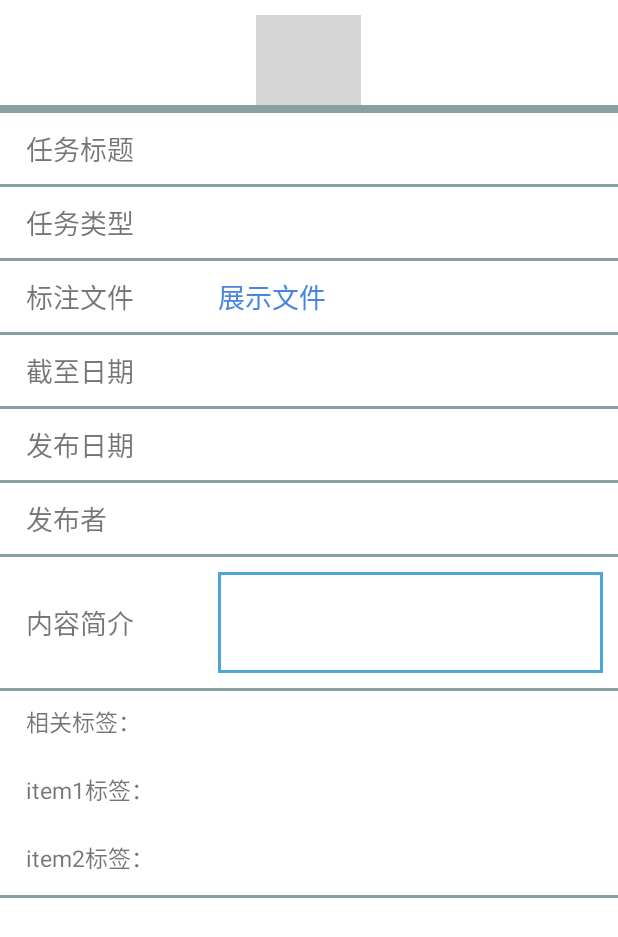
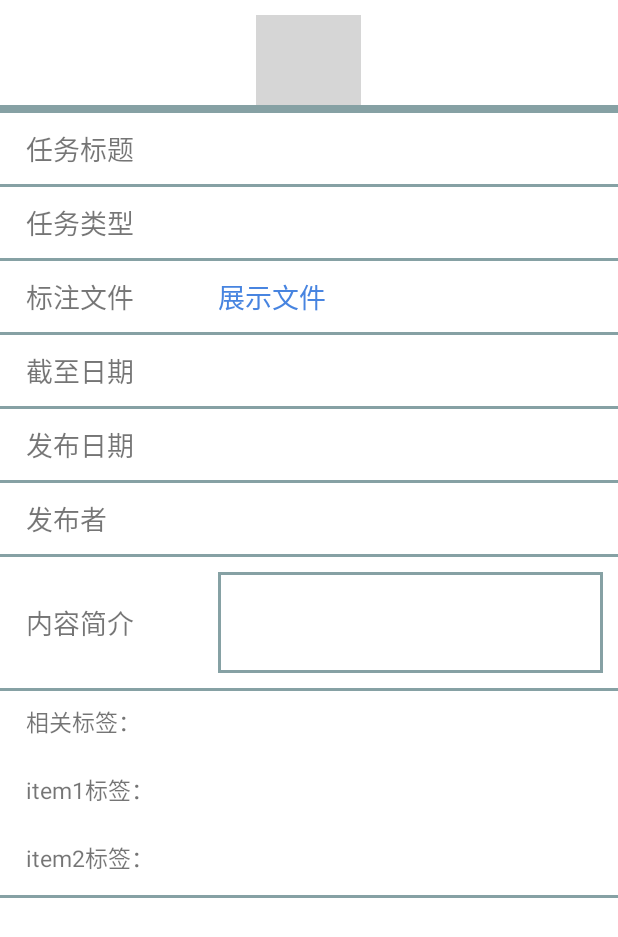
Before and after one commit to 161250092/MyApplication, an Android app: the layout activity_task_deatil.xml on its own in the app's theme, with its tools: preview values and no code run, on a phone screen of 412 x 824 dp. Shown: the top 937 px of the screen. Run offline under Robolectric (Android 15) with nearby library versions, the phone set to English and light mode, and no system bars; grey boxes are pictures that could not be loaded.

Commit message:
修复了用户进行中的任务页面中的数据展示错误

```diff
--- a/app/src/main/java/com/example/textannotation/view/doTask/textMatch/section/TextMatchAboveFragment.java
+++ b/app/src/main/java/com/example/textannotation/view/doTask/textMatch/section/TextMatchAboveFragment.java
@@ -113,7 +113,7 @@ public class TextMatchAboveFragment extends BaseLazyFragment {
                     mPb.setVisibility(View.GONE);
                 }
             }
-        }, 200);
+        }, 100);
 
     }
 
--- a/app/src/main/java/com/example/textannotation/view/doTask/textMatch/section/TextMatchBelowFragment.java
+++ b/app/src/main/java/com/example/textannotation/view/doTask/textMatch/section/TextMatchBelowFragment.java
@@ -178,7 +178,7 @@ public class TextMatchBelowFragment extends BaseLazyFragment {
                     mPb.setVisibility(View.GONE);
                 }
             }
-        }, 200);
+        }, 100);
 
     }
 
--- a/app/src/main/java/com/example/textannotation/view/myTasks/MyTaskListFragment.java
+++ b/app/src/main/java/com/example/textannotation/view/myTasks/MyTaskListFragment.java
@@ -164,7 +164,7 @@ public class MyTaskListFragment extends Fragment implements ListRenderCallBack {
                             tasktype = 4;
                         }else if (typename.equals("文本排序")){//浅紫色
                             tasktype = 5;
-                        }else if (typename.equals("类比排序")){//浅橘色
+                        }else if (typename.equals("文本类比排序")){//浅橘色
                             tasktype = 6;
                         }
                         loadingDialog = new LoadingDialog(getActivity());
--- a/app/src/main/java/com/example/textannotation/view/taskList/ViewAllTaskActivity.java
+++ b/app/src/main/java/com/example/textannotation/view/taskList/ViewAllTaskActivity.java
@@ -31,14 +31,11 @@ public class ViewAllTaskActivity  extends AppCompatActivity implements ListRende
     ListView mTaskList;
 
     private ITaskModel taskModel;
-
     RefreshLayout refreshLayout;
     private LayoutInflater inflater;
     private TaskListItemAdapter adapter;
 
     private int taskType  = 0;
-
-
     @Override
     protected void onCreate(Bundle savedInstanceState) {
         super.onCreate(savedInstanceState);
--- a/app/src/main/res/drawable/description_bg.xml
+++ b/app/src/main/res/drawable/description_bg.xml
@@ -1,5 +1,5 @@
 <?xml version="1.0" encoding="utf-8"?>
 <shape xmlns:android="http://schemas.android.com/apk/res/android" android:shape="rectangle" >
     <solid android:color="#ffffff" />
-    <stroke android:width="2dip" android:color="#4fa5d5"/>
+    <stroke android:width="2dip" android:color="@color/colorPrimary"/>
 </shape>
```
